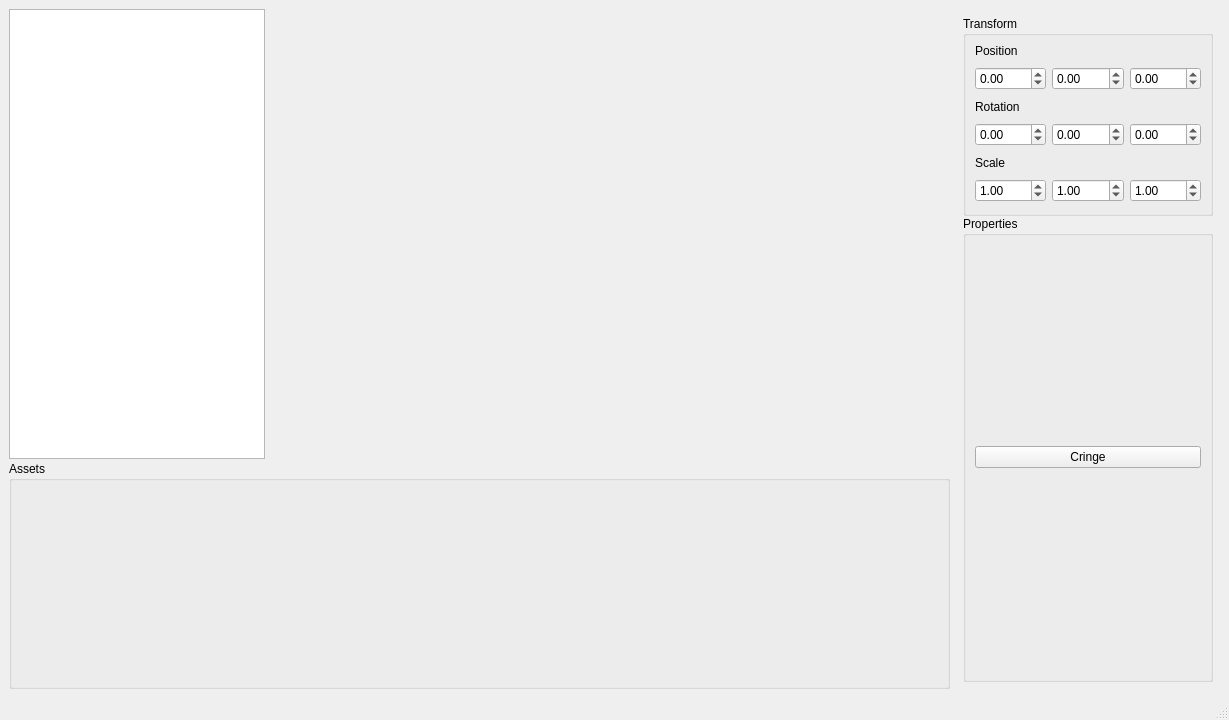
This is ui/MainWindow.ui in NCCA/cfgaa22-Wantcha as Qt 5 draws it before an edit. The edited form follows.
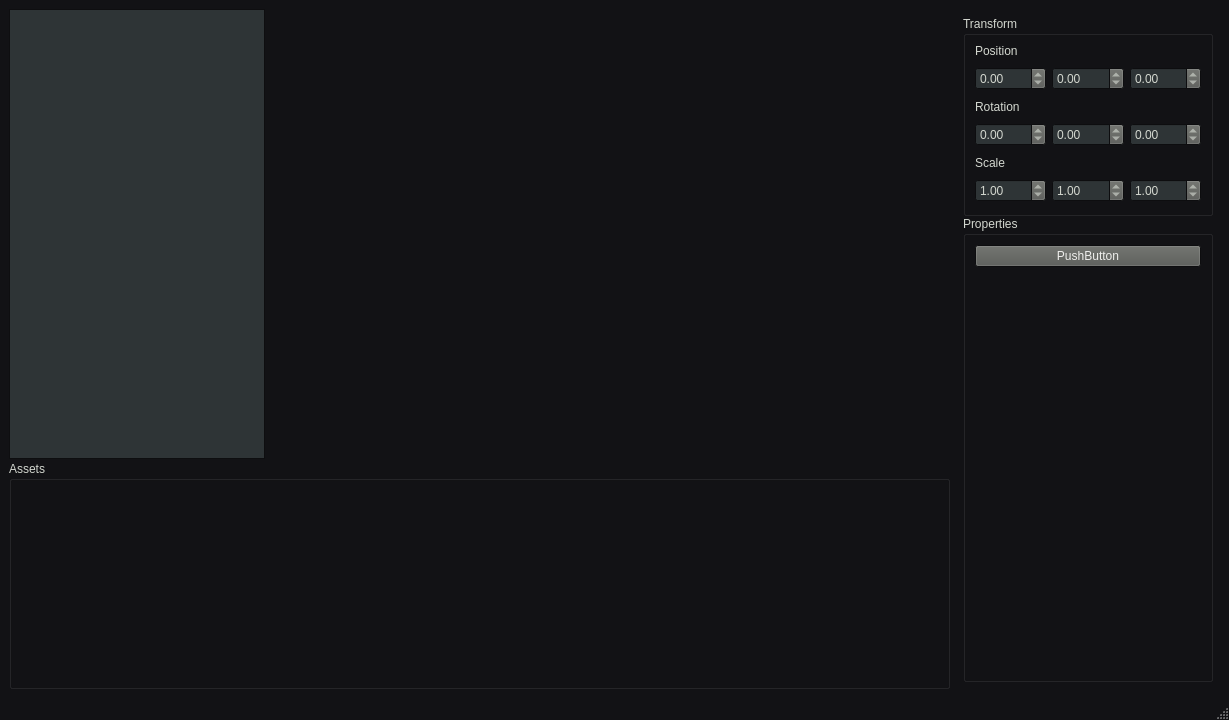
This is the edited form.

Patch:
```diff
--- a/ui/MainWindow.ui
+++ b/ui/MainWindow.ui
@@ -10,6 +10,205 @@
     <height>720</height>
    </rect>
   </property>
+  <property name="palette">
+   <palette>
+    <active>
+     <colorrole role="WindowText">
+      <brush brushstyle="SolidPattern">
+       <color alpha="255">
+        <red>211</red>
+        <green>215</green>
+        <blue>207</blue>
+       </color>
+      </brush>
+     </colorrole>
+     <colorrole role="Button">
+      <brush brushstyle="SolidPattern">
+       <color alpha="255">
+        <red>85</red>
+        <green>87</green>
+        <blue>83</blue>
+       </color>
+      </brush>
+     </colorrole>
+     <colorrole role="Text">
+      <brush brushstyle="SolidPattern">
+       <color alpha="255">
+        <red>211</red>
+        <green>215</green>
+        <blue>207</blue>
+       </color>
+      </brush>
+     </colorrole>
+     <colorrole role="ButtonText">
+      <brush brushstyle="SolidPattern">
+       <color alpha="255">
+        <red>238</red>
+        <green>238</green>
+        <blue>236</blue>
+       </color>
+      </brush>
+     </colorrole>
+     <colorrole role="Base">
+      <brush brushstyle="SolidPattern">
+       <color alpha="255">
+        <red>46</red>
+        <green>52</green>
+        <blue>54</blue>
+       </color>
+      </brush>
+     </colorrole>
+     <colorrole role="Window">
+      <brush brushstyle="SolidPattern">
+       <color alpha="255">
+        <red>18</red>
+        <green>18</green>
+        <blue>21</blue>
+       </color>
+      </brush>
+     </colorrole>
+     <colorrole role="PlaceholderText">
+      <brush brushstyle="SolidPattern">
+       <color alpha="128">
+        <red>211</red>
+        <green>215</green>
+        <blue>207</blue>
+       </color>
+      </brush>
+     </colorrole>
+    </active>
+    <inactive>
+     <colorrole role="WindowText">
+      <brush brushstyle="SolidPattern">
+       <color alpha="255">
+        <red>211</red>
+        <green>215</green>
+        <blue>207</blue>
+       </color>
+      </brush>
+     </colorrole>
+     <colorrole role="Button">
+      <brush brushstyle="SolidPattern">
+       <color alpha="255">
+        <red>85</red>
+        <green>87</green>
+        <blue>83</blue>
+       </color>
+      </brush>
+     </colorrole>
+     <colorrole role="Text">
+      <brush brushstyle="SolidPattern">
+       <color alpha="255">
+        <red>211</red>
+        <green>215</green>
+        <blue>207</blue>
+       </color>
+      </brush>
+     </colorrole>
+     <colorrole role="ButtonText">
+      <brush brushstyle="SolidPattern">
+       <color alpha="255">
+        <red>238</red>
+        <green>238</green>
+        <blue>236</blue>
+       </color>
+      </brush>
+     </colorrole>
+     <colorrole role="Base">
+      <brush brushstyle="SolidPattern">
+       <color alpha="255">
+        <red>46</red>
+        <green>52</green>
+        <blue>54</blue>
+       </color>
+      </brush>
+     </colorrole>
+     <colorrole role="Window">
+      <brush brushstyle="SolidPattern">
+       <color alpha="255">
+        <red>18</red>
+        <green>18</green>
+        <blue>21</blue>
+       </color>
+      </brush>
+     </colorrole>
+     <colorrole role="PlaceholderText">
+      <brush brushstyle="SolidPattern">
+       <color alpha="128">
+        <red>211</red>
+        <green>215</green>
+        <blue>207</blue>
+       </color>
+      </brush>
+     </colorrole>
+    </inactive>
+    <disabled>
+     <colorrole role="WindowText">
+      <brush brushstyle="SolidPattern">
+       <color alpha="255">
+        <red>190</red>
+        <green>190</green>
+        <blue>190</blue>
+       </color>
+      </brush>
+     </colorrole>
+     <colorrole role="Button">
+      <brush brushstyle="SolidPattern">
+       <color alpha="255">
+        <red>85</red>
+        <green>87</green>
+        <blue>83</blue>
+       </color>
+      </brush>
+     </colorrole>
+     <colorrole role="Text">
+      <brush brushstyle="SolidPattern">
+       <color alpha="255">
+        <red>190</red>
+        <green>190</green>
+        <blue>190</blue>
+       </color>
+      </brush>
+     </colorrole>
+     <colorrole role="ButtonText">
+      <brush brushstyle="SolidPattern">
+       <color alpha="255">
+        <red>190</red>
+        <green>190</green>
+        <blue>190</blue>
+       </color>
+      </brush>
+     </colorrole>
+     <colorrole role="Base">
+      <brush brushstyle="SolidPattern">
+       <color alpha="255">
+        <red>18</red>
+        <green>18</green>
+        <blue>21</blue>
+       </color>
+      </brush>
+     </colorrole>
+     <colorrole role="Window">
+      <brush brushstyle="SolidPattern">
+       <color alpha="255">
+        <red>18</red>
+        <green>18</green>
+        <blue>21</blue>
+       </color>
+      </brush>
+     </colorrole>
+     <colorrole role="PlaceholderText">
+      <brush brushstyle="SolidPattern">
+       <color alpha="128">
+        <red>0</red>
+        <green>0</green>
+        <blue>0</blue>
+       </color>
+      </brush>
+     </colorrole>
+    </disabled>
+   </palette>
+  </property>
   <property name="windowTitle">
    <string>MainWindow</string>
   </property>
@@ -354,10 +553,23 @@
          <item row="0" column="0">
           <widget class="QPushButton" name="pushButton">
            <property name="text">
-            <string>Cringe</string>
+            <string>PushButton</string>
            </property>
           </widget>
          </item>
+         <item row="1" column="0">
+          <spacer name="verticalSpacer_2">
+           <property name="orientation">
+            <enum>Qt::Vertical</enum>
+           </property>
+           <property name="sizeHint" stdset="0">
+            <size>
+             <width>20</width>
+             <height>40</height>
+            </size>
+           </property>
+          </spacer>
+         </item>
         </layout>
        </widget>
       </item>
```
